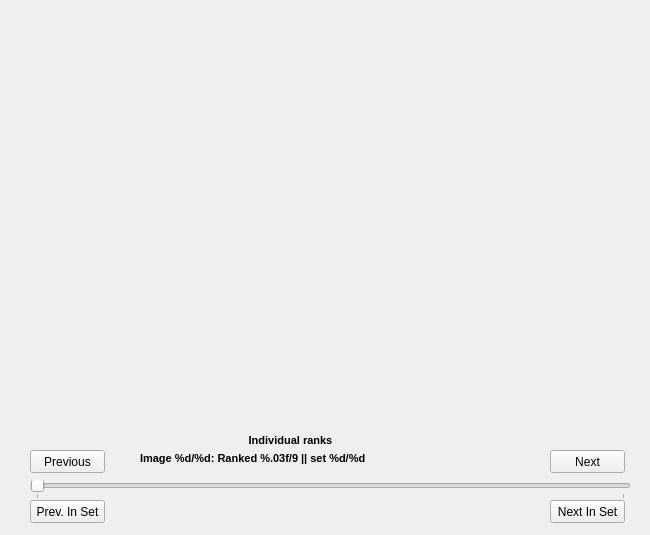
First picture: the form in display/imgviewer.ui, repository phecy/ImageSorter, before the edit.
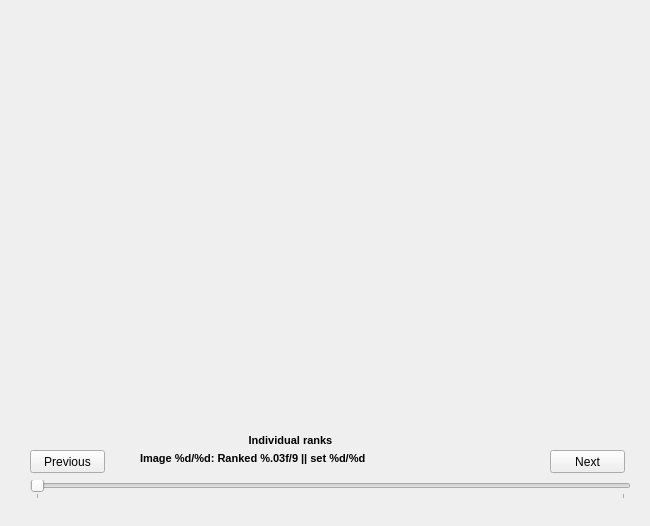
Second picture: the form after the edit.

The edit to the form file:
```diff
--- a/display/imgviewer.ui
+++ b/display/imgviewer.ui
@@ -7,7 +7,7 @@
     <x>0</x>
     <y>0</y>
     <width>650</width>
-    <height>535</height>
+    <height>526</height>
    </rect>
   </property>
   <property name="windowTitle">
@@ -110,47 +110,6 @@
     <enum>QSlider::TicksBelow</enum>
    </property>
   </widget>
-  <widget class="QPushButton" name="prevSetBut">
-   <property name="geometry">
-    <rect>
-     <x>30</x>
-     <y>500</y>
-     <width>75</width>
-     <height>23</height>
-    </rect>
-   </property>
-   <property name="font">
-    <font>
-     <family>Meiryo UI</family>
-    </font>
-   </property>
-   <property name="text">
-    <string>Prev. In Set</string>
-   </property>
-  </widget>
-  <widget class="QPushButton" name="nextSetBut">
-   <property name="enabled">
-    <bool>true</bool>
-   </property>
-   <property name="geometry">
-    <rect>
-     <x>550</x>
-     <y>500</y>
-     <width>75</width>
-     <height>23</height>
-    </rect>
-   </property>
-   <property name="font">
-    <font>
-     <family>Meiryo UI</family>
-     <weight>50</weight>
-     <bold>false</bold>
-    </font>
-   </property>
-   <property name="text">
-    <string>Next In Set</string>
-   </property>
-  </widget>
   <widget class="QLabel" name="indivRanks">
    <property name="geometry">
     <rect>
```
